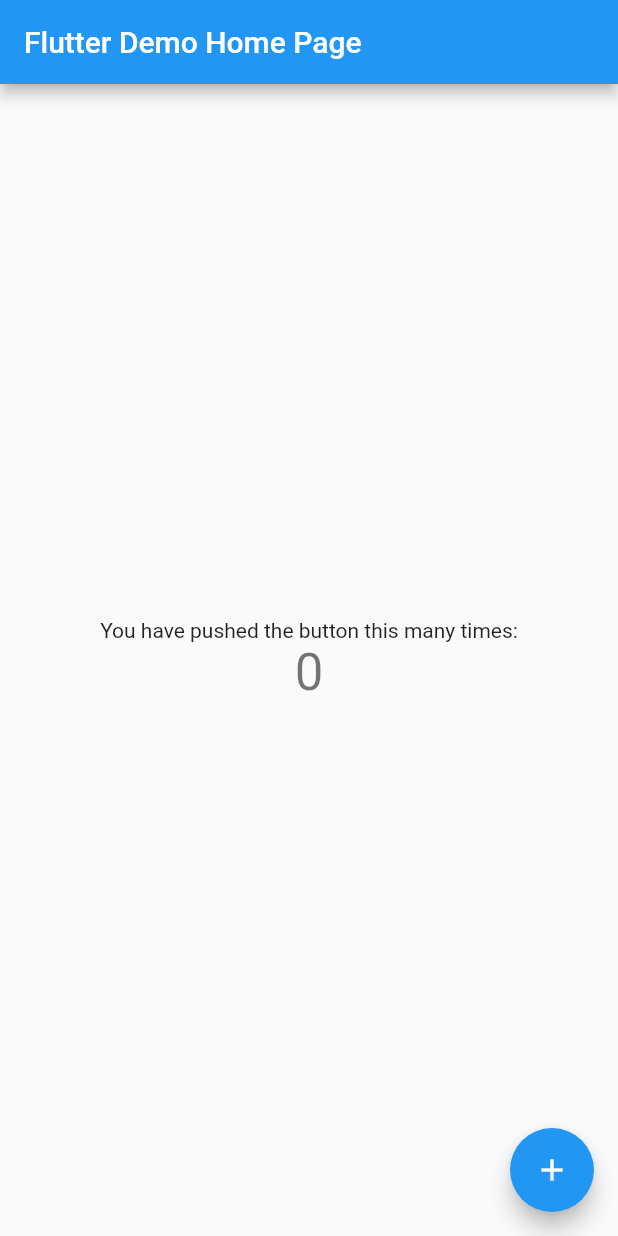
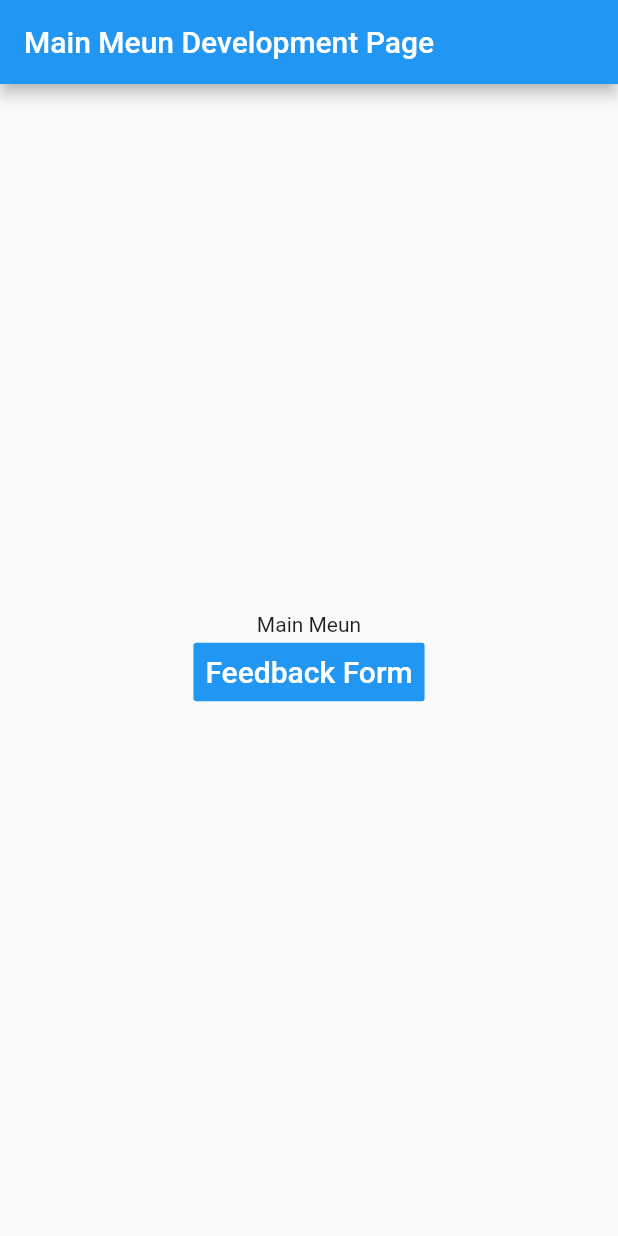
Before and after one commit to Jagatees/Restaurants-App, a Flutter app: the screen it shows after launch, on a phone screen of 412 x 824 dp. Run offline on Flutter 3.47's test engine with Material 2 defaults, Android fonts, the phone set to English and light mode, and no system bars; our stand-ins replace flutter_rating_bar.

Commit message:
Simple Feedback Form

```diff
--- a/restaurantsapp/lib/main.dart
+++ b/restaurantsapp/lib/main.dart
@@ -1,4 +1,6 @@
 import 'package:flutter/material.dart';
+
+import 'feedback_form.dart';
 
 void main() {
   runApp(MyApp());
@@ -9,39 +11,18 @@
   @override
   Widget build(BuildContext context) {
     return MaterialApp(
-      title: 'Flutter Demo',
+      title: 'Main Meun Development Page',
       theme: ThemeData(
-        // This is the theme of your application.
-        //
-        // Try running your application with "flutter run". You'll see the
-        // application has a blue toolbar. Then, without quitting the app, try
-        // changing the primarySwatch below to Colors.green and then invoke
-        // "hot reload" (press "r" in the console where you ran "flutter run",
-        // or simply save your changes to "hot reload" in a Flutter IDE).
-        // Notice that the counter didn't reset back to zero; the application
-        // is not restarted.
         primarySwatch: Colors.blue,
-        // This makes the visual density adapt to the platform that you run
-        // the app on. For desktop platforms, the controls will be smaller and
-        // closer together (more dense) than on mobile platforms.
         visualDensity: VisualDensity.adaptivePlatformDensity,
       ),
-      home: MyHomePage(title: 'Flutter Demo Home Page'),
+      home: MyHomePage(title: 'Main Meun Development Page'),
     );
   }
 }
 
 class MyHomePage extends StatefulWidget {
   MyHomePage({Key key, this.title}) : super(key: key);
-
-  // This widget is the home page of your application. It is stateful, meaning
-  // that it has a State object (defined below) that contains fields that affect
-  // how it looks.
-
-  // This class is the configuration for the state. It holds the values (in this
-  // case the title) provided by the parent (in this case the App widget) and
-  // used by the build method of the State. Fields in a Widget subclass are
-  // always marked "final".
 
   final String title;
 
@@ -50,68 +31,46 @@
 }
 
 class _MyHomePageState extends State<MyHomePage> {
-  int _counter = 0;
-
-  void _incrementCounter() {
-    setState(() {
-      // This call to setState tells the Flutter framework that something has
-      // changed in this State, which causes it to rerun the build method below
-      // so that the display can reflect the updated values. If we changed
-      // _counter without calling setState(), then the build method would not be
-      // called again, and so nothing would appear to happen.
-      _counter++;
-    });
-  }
-
   @override
   Widget build(BuildContext context) {
-    // This method is rerun every time setState is called, for instance as done
-    // by the _incrementCounter method above.
-    //
-    // The Flutter framework has been optimized to make rerunning build methods
-    // fast, so that you can just rebuild anything that needs updating rather
-    // than having to individually change instances of widgets.
+
     return Scaffold(
       appBar: AppBar(
-        // Here we take the value from the MyHomePage object that was created by
-        // the App.build method, and use it to set our appbar title.
+
         title: Text(widget.title),
       ),
       body: Center(
-        // Center is a layout widget. It takes a single child and positions it
-        // in the middle of the parent.
+
         child: Column(
-          // Column is also a layout widget. It takes a list of children and
-          // arranges them vertically. By default, it sizes itself to fit its
-          // children horizontally, and tries to be as tall as its parent.
-          //
-          // Invoke "debug painting" (press "p" in the console, choose the
-          // "Toggle Debug Paint" action from the Flutter Inspector in Android
-          // Studio, or the "Toggle Debug Paint" command in Visual Studio Code)
-          // to see the wireframe for each widget.
-          //
-          // Column has various properties to control how it sizes itself and
-          // how it positions its children. Here we use mainAxisAlignment to
-          // center the children vertically; the main axis here is the vertical
-          // axis because Columns are vertical (the cross axis would be
-          // horizontal).
+
           mainAxisAlignment: MainAxisAlignment.center,
           children: <Widget>[
             Text(
-              'You have pushed the button this many times:',
+              'Main Meun',
             ),
-            Text(
-              '$_counter',
-              style: Theme.of(context).textTheme.headline4,
-            ),
+
+            FlatButton(
+              color: Colors.blue,
+              textColor: Colors.white,
+              disabledColor: Colors.grey,
+              disabledTextColor: Colors.black,
+              padding: EdgeInsets.all(8.0),
+              splashColor: Colors.blueAccent,
+              onPressed: () {
+                Navigator.push(
+                  context,
+                  MaterialPageRoute(builder: (context) => FeedBackForm()),
+                );
+              },
+              child: Text(
+                "Feedback Form",
+                style: TextStyle(fontSize: 20.0),
+              ),
+            )
+
           ],
         ),
       ),
-      floatingActionButton: FloatingActionButton(
-        onPressed: _incrementCounter,
-        tooltip: 'Increment',
-        child: Icon(Icons.add),
-      ), // This trailing comma makes auto-formatting nicer for build methods.
     );
   }
 }
--- a/restaurantsapp/pubspec.yaml
+++ b/restaurantsapp/pubspec.yaml
@@ -28,6 +28,7 @@
   # The following adds the Cupertino Icons font to your application.
   # Use with the CupertinoIcons class for iOS style icons.
   cupertino_icons: ^0.1.3
+  flutter_rating_bar: ^3.0.1+1
 
 dev_dependencies:
   flutter_test:
@@ -45,9 +46,8 @@
   uses-material-design: true
 
   # To add assets to your application, add an assets section, like this:
-  # assets:
-  #   - images/a_dot_burr.jpeg
-  #   - images/a_dot_ham.jpeg
+  assets:
+    - assets/images/
 
   # An image asset can refer to one or more resolution-specific "variants", see
   # https://flutter.dev/assets-and-images/#resolution-aware.
```
Also changed, not shown: restaurantsapp/lib/feedback_form.dart (added, +127 -0 lines).
